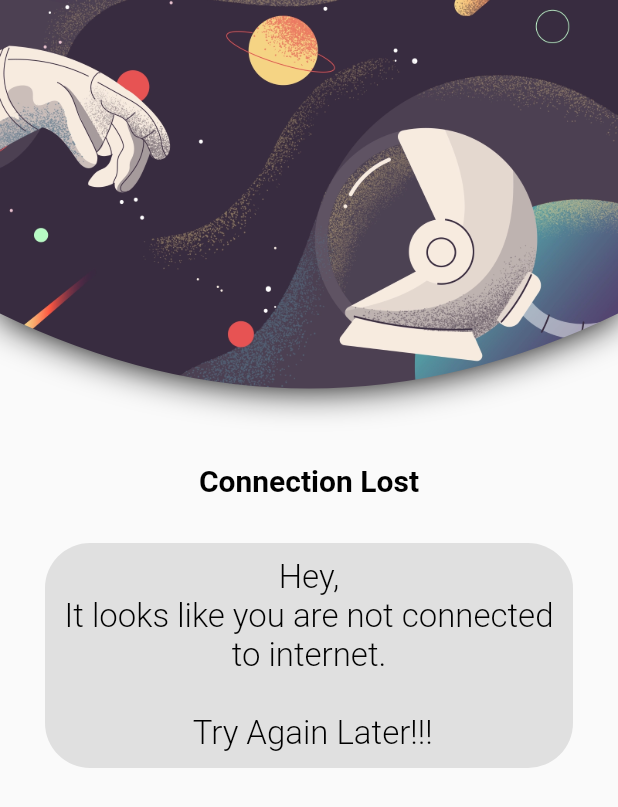
After one commit to rithik-dev/11th-Hour-App, a Flutter app: the ConnectionLost screen opened directly, on a phone screen of 412 x 824 dp. The commit adds this screen. Shown: the top 807 px of the screen. Run offline on Flutter 3.47's test engine with Material 2 defaults, Android fonts, the phone set to English and light mode, and no system bars; our stand-ins replace rflutter_alert; Roboto replaces fonts that are missing (karla, pacifico).

Commit message:
added file struct

```diff
--- /dev/null
+++ b/lib/components/connectionLost.dart
@@ -0,0 +1,70 @@
+import 'package:flutter/material.dart';
+
+class CircularClipper extends CustomClipper<Path> {
+  @override
+  Path getClip(Size size) {
+    var path = Path();
+    path.lineTo(0.0, size.height - 50);
+    path.quadraticBezierTo(
+      size.width / 4,
+      size.height,
+      size.width / 2,
+      size.height,
+    );
+    path.quadraticBezierTo(
+      size.width - size.width / 4,
+      size.height,
+      size.width,
+      size.height - 50,
+    );
+    path.lineTo(size.width, 0.0);
+    path.close();
+    return path;
+  }
+
+  @override
+  bool shouldReclip(CustomClipper<Path> oldClipper) => false;
+}
+
+@immutable
+class ClipShadowPath extends StatelessWidget {
+  final Shadow shadow;
+  final CustomClipper<Path> clipper;
+  final Widget child;
+
+  ClipShadowPath({
+    @required this.shadow,
+    @required this.clipper,
+    @required this.child,
+  });
+
+  @override
+  Widget build(BuildContext context) {
+    return CustomPaint(
+      painter: _ClipShadowShadowPainter(
+        clipper: this.clipper,
+        shadow: this.shadow,
+      ),
+      child: ClipPath(child: child, clipper: this.clipper),
+    );
+  }
+}
+
+class _ClipShadowShadowPainter extends CustomPainter {
+  final Shadow shadow;
+  final CustomClipper<Path> clipper;
+
+  _ClipShadowShadowPainter({@required this.shadow, @required this.clipper});
+
+  @override
+  void paint(Canvas canvas, Size size) {
+    var paint = shadow.toPaint();
+    var clipPath = clipper.getClip(size).shift(shadow.offset);
+    canvas.drawPath(clipPath, paint);
+  }
+
+  @override
+  bool shouldRepaint(CustomPainter oldDelegate) {
+    return true;
+  }
+}
--- /dev/null
+++ b/lib/screens/connectionLost.dart
@@ -0,0 +1,48 @@
+import 'package:eleventh_hour/components/connectionLost.dart';
+import 'package:flutter/cupertino.dart';
+import 'package:flutter/material.dart';
+
+class ConnectionLost extends StatelessWidget {
+  static const String id = '/connection';
+  @override
+  Widget build(BuildContext context) {
+    return Scaffold(
+      body: Column(
+        children: [
+          Container(
+            transform: Matrix4.translationValues(0.0, -50.0, 0.0),
+            child: ClipShadowPath(
+                clipper: CircularClipper(),
+                shadow: Shadow(blurRadius: 20.0),
+                child: Image(
+                  width: MediaQuery.of(context).size.width,
+                  image: AssetImage('assets/images/connection_lost.png'),
+                )),
+          ),
+          Text(
+            "Connection Lost",
+            style: Theme.of(context)
+                .textTheme
+                .headline3
+                .copyWith(fontFamily: "pacifico"),
+            textAlign: TextAlign.center,
+          ),
+          Container(
+            margin: EdgeInsets.all(30),
+            decoration: ShapeDecoration(
+                color: Colors.grey[300],
+                shape: RoundedRectangleBorder(
+                    borderRadius: BorderRadius.all(Radius.circular(30)))),
+            padding: EdgeInsets.all(10),
+            child: Text(
+              "Hey,\nIt looks like you are not connected to internet.\n\n Try Again Later!!!",
+              style: Theme.of(context).textTheme.headline1,
+              softWrap: true,
+              textAlign: TextAlign.center,
+            ),
+          )
+        ],
+      ),
+    );
+  }
+}
--- /dev/null
+++ b/lib/utilities/constants.dart
@@ -0,0 +1,112 @@
+import 'package:flutter/material.dart';
+import 'package:rflutter_alert/rflutter_alert.dart';
+
+AlertStyle kAlertStyle = AlertStyle(
+  animationType: AnimationType.grow,
+  isCloseButton: true,
+  isOverlayTapDismiss: true,
+  descStyle: TextStyle(fontWeight: FontWeight.w300),
+  animationDuration: Duration(milliseconds: 400),
+  alertBorder: RoundedRectangleBorder(
+    borderRadius: BorderRadius.circular(20.0),
+    side: BorderSide(
+      color: Colors.grey,
+    ),
+  ),
+  titleStyle: TextStyle(
+    color: Colors.black,
+  ),
+);
+var kDefaultTheme = ThemeData(
+    primaryColor: Colors.white,
+    brightness: Brightness.light,
+    accentColor: Colors.green,
+    focusColor: Colors.purpleAccent,
+    inputDecorationTheme: InputDecorationTheme(
+      focusedBorder: OutlineInputBorder(
+          borderSide: BorderSide(
+        color: Colors.pink,
+        style: BorderStyle.solid,
+        width: 2,
+      )),
+//          labelText: "Product Name",
+      labelStyle: TextStyle(
+        color: Colors.purple,
+      ),
+      hintStyle: TextStyle(
+        color: Colors.grey[600],
+      ),
+//          hintText: "Enter your product name",
+
+      // hintColor: Colors.blue,
+      border: OutlineInputBorder(
+        borderRadius: BorderRadius.all(Radius.circular(20.0)),
+      ),
+    ),
+    hintColor: Colors.pink,
+    textTheme: TextTheme(
+      button: TextStyle(color: Color(0xFF252525)),
+      headline5:
+          TextStyle(fontSize: 20.0, color: Colors.black, fontFamily: 'karla'),
+      headline4: TextStyle(
+          fontSize: 18.0,
+          fontWeight: FontWeight.w600,
+          color: Colors.black,
+          fontFamily: 'karla'),
+      headline3: TextStyle(
+          fontSize: 20.0,
+          fontWeight: FontWeight.w600,
+          color: Colors.black,
+          fontFamily: 'karla'),
+      headline2: TextStyle(
+          fontSize: 22.0,
+          fontWeight: FontWeight.w700,
+          color: Colors.black,
+          fontFamily: 'karla'),
+      headline1: TextStyle(
+          fontSize: 22.0,
+          fontWeight: FontWeight.w300,
+          color: Colors.black,
+          fontFamily: 'karla'),
+      subtitle1: TextStyle(
+          fontSize: 14.5,
+          fontWeight: FontWeight.w500,
+          color: Colors.purple,
+          fontFamily: 'karla'),
+      headline6: TextStyle(
+          fontSize: 16.0,
+          fontWeight: FontWeight.w600,
+          color: Colors.black,
+          fontFamily: 'karla'),
+      bodyText2:
+          TextStyle(fontSize: 12.0, color: Colors.black, fontFamily: 'karla'),
+      bodyText1: TextStyle(
+          fontSize: 14.0,
+          fontWeight: FontWeight.w600,
+          color: Colors.black,
+          fontFamily: 'karla'),
+      caption:
+          TextStyle(fontSize: 12.0, color: Colors.black, fontFamily: 'karla'),
+    ));
+const kButtonTextStyle =
+    TextStyle(fontFamily: 'karla', fontSize: 25, fontWeight: FontWeight.bold);
+const kTextFieldDecoration = InputDecoration(
+    prefixIcon: Icon(
+      Icons.person,
+      color: Colors.black,
+    ),
+    focusedBorder: OutlineInputBorder(
+        borderSide: BorderSide(
+      color: Colors.black38,
+      style: BorderStyle.solid,
+      width: 2,
+    )),
+    labelText: "Enter Value",
+    labelStyle: TextStyle(color: Colors.black, fontFamily: 'karla'),
+    hintStyle: TextStyle(color: Colors.grey, fontFamily: 'karla'),
+    hintText: "Enter",
+
+// hintColor: Colors.blue,
+    border: OutlineInputBorder(
+      borderRadius: BorderRadius.all(Radius.circular(20.0)),
+    ));
```
Also changed, not shown: lib/main.dart (+10 -1 lines), lib/models/routeGenerator.dart (added, +42 -0 lines), lib/screens/SplashScreen.dart (added, +14 -0 lines), lib/utilities/UiIcons.dart (added, +194 -0 lines), pubspec.yaml (+12 -0 lines), assets/fonts/EcommerceAppUI.ttf (added), assets/fonts/Karla-Bold.ttf (added), assets/fonts/Karla-BoldItalic.ttf (added), assets/fonts/Karla-Italic.ttf (added), assets/fonts/Karla-Regular.ttf (added), assets/fonts/Pacifico-Regular.ttf (added), assets/images/connection_lost.png (added), assets/images/userDefault.jpeg (added), pubspec.lock, 3 other files.
